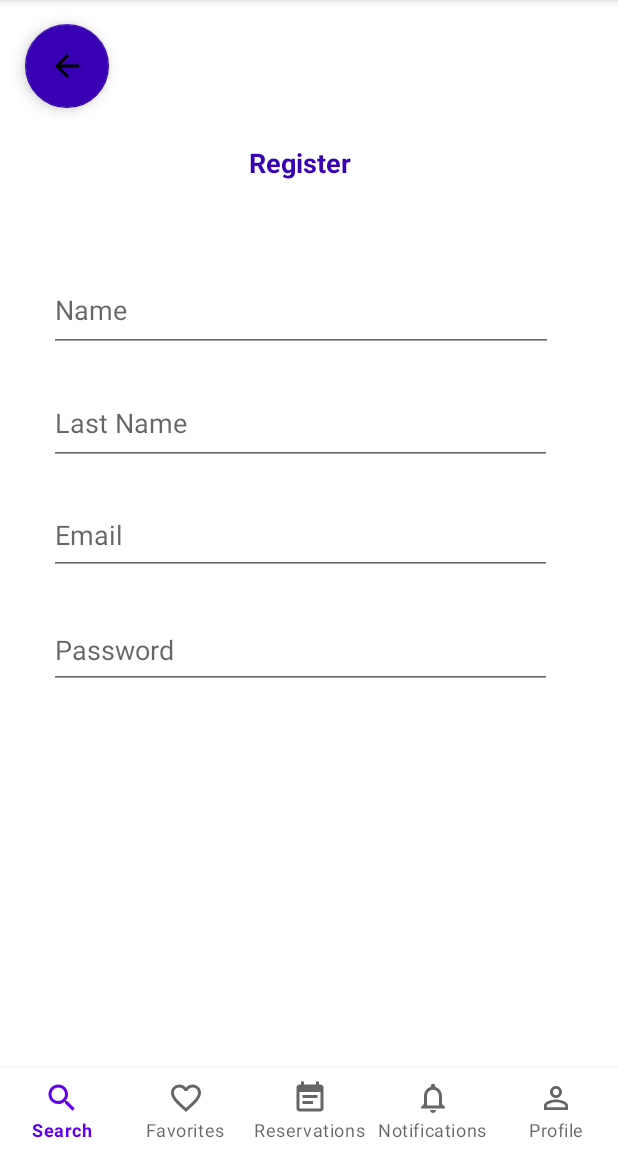
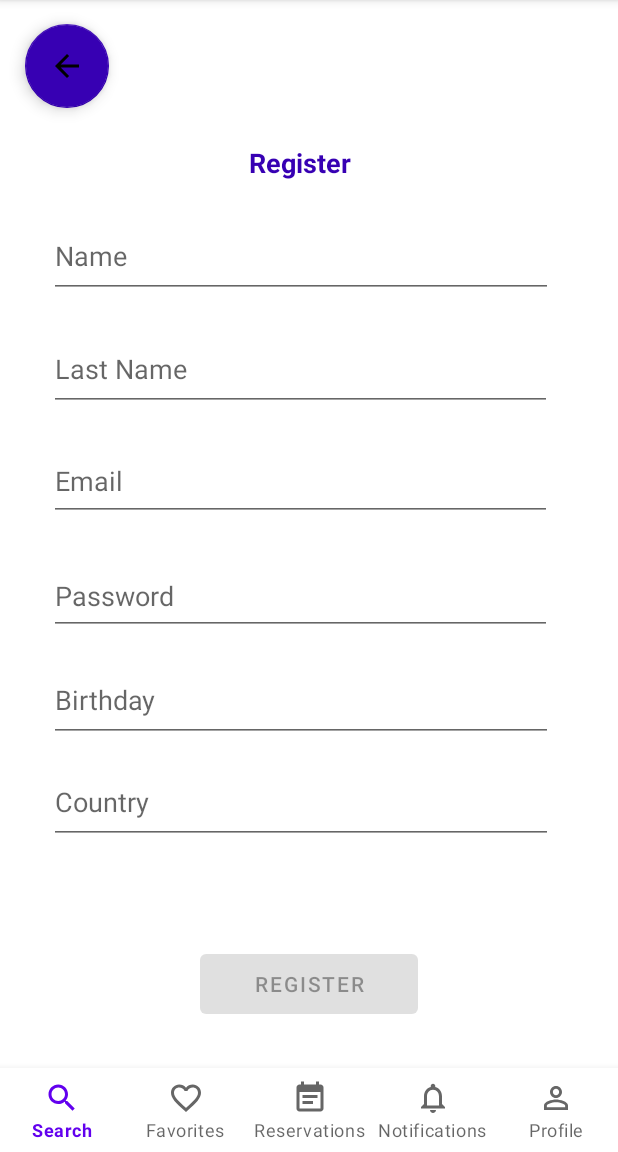
Before and after one commit to Alvarodb/tour-mobile-app, an Android app: the RegisterFragment screen opened through its navigation route, on a phone screen of 412 x 824 dp, the part 84-1236 px from its top. Run offline under Robolectric (Android 15) with nearby library versions, the phone set to English and light mode, and no system bars; our stand-ins replace navigation-ui.

Commit message:
feat: connect register to api

```diff
--- a/app/src/main/java/com/app/tours/services/ServiceBuilder.kt
+++ b/app/src/main/java/com/app/tours/services/ServiceBuilder.kt
@@ -5,7 +5,7 @@ import retrofit2.converter.gson.GsonConverterFactory
 
 object ServiceBuilder {
 
-    var BASE_URL = "http://c0183e1cd9dd.ngrok.io/"
+    var BASE_URL = "http://75e0884b3f46.ngrok.io"
 
     val retrofit : Retrofit = Retrofit.Builder()
         .addConverterFactory(GsonConverterFactory.create())
--- a/app/src/main/java/com/app/tours/services/UsersService.kt
+++ b/app/src/main/java/com/app/tours/services/UsersService.kt
@@ -1,6 +1,7 @@
 package com.app.tours.services
 
 import com.app.tours.services.dto.UsersDto
+import com.app.tours.services.dto.RegisterDto
 import retrofit2.Call
 import retrofit2.Retrofit
 import retrofit2.converter.gson.GsonConverterFactory
@@ -16,4 +17,7 @@ interface UsersService {
     @POST("user/")
     fun login(@Body user: UsersDto): Call<UsersDto>
 
+    @POST("register/")
+    fun register(@Body user: RegisterDto): Call<UsersDto>
+
 }
--- /dev/null
+++ b/app/src/main/java/com/app/tours/services/dto/RegisterDto.kt
@@ -0,0 +1,4 @@
+package com.app.tours.services.dto
+
+
+data class RegisterDto(var email: String, var password: String, var name:String, var last_name: String, var country:String, var birth_date:String, var type:String)
--- a/app/src/main/res/layout/fragment_register.xml
+++ b/app/src/main/res/layout/fragment_register.xml
@@ -43,11 +43,43 @@
         android:layout_width="336dp"
         android:layout_height="55dp"
         android:layout_marginStart="32dp"
-        android:layout_marginTop="56dp"
+        android:layout_marginTop="20dp"
         android:layout_marginEnd="43dp"
         android:ems="10"
         android:hint="@string/name"
         android:inputType="text"
+        app:layout_constraintEnd_toEndOf="parent"
+        app:layout_constraintHorizontal_bias="1.0"
+        app:layout_constraintStart_toStartOf="parent"
+        app:layout_constraintTop_toBottomOf="@+id/registerTitle" />
+
+    <EditText
+        android:id="@+id/registerCountry"
+        android:layout_width="336dp"
+        android:layout_height="55dp"
+        android:layout_marginStart="32dp"
+        android:layout_marginTop="384dp"
+        android:layout_marginEnd="43dp"
+        android:ems="10"
+        android:hint="Country"
+        android:inputType="text"
+        app:layout_constraintEnd_toEndOf="parent"
+        app:layout_constraintHorizontal_bias="1.0"
+        app:layout_constraintStart_toStartOf="parent"
+        app:layout_constraintTop_toBottomOf="@+id/registerTitle" />
+
+    <EditText
+        android:id="@+id/registerBirthday"
+        android:layout_width="336dp"
+        android:layout_height="55dp"
+        android:layout_marginStart="32dp"
+        android:layout_marginTop="316dp"
+        android:layout_marginEnd="43dp"
+        android:ems="10"
+        android:hint="Birthday"
+        android:inputType="date"
+        android:clickable="true"
+        android:focusable="false"
         app:layout_constraintEnd_toEndOf="parent"
         app:layout_constraintHorizontal_bias="1.0"
         app:layout_constraintStart_toStartOf="parent"
@@ -91,7 +123,7 @@
         android:layout_marginStart="133dp"
         android:layout_marginTop="35dp"
         android:layout_marginEnd="133dp"
-        android:layout_marginBottom="284dp"
+        android:layout_marginBottom="32dp"
         android:enabled="false"
         android:text="@string/register"
         app:layout_constraintBottom_toBottomOf="parent"
@@ -99,7 +131,7 @@
         app:layout_constraintHorizontal_bias="0.0"
         app:layout_constraintStart_toStartOf="parent"
         app:layout_constraintTop_toBottomOf="@+id/registerPassword"
-        app:layout_constraintVertical_bias="0.0" />
+        app:layout_constraintVertical_bias="0.759" />
 
     <com.google.android.material.floatingactionbutton.FloatingActionButton
         android:id="@+id/floatingBackButton"
```
Also changed, not shown: app/src/main/java/com/app/tours/fragments/RegisterFragment.kt (+89 -1 lines).
